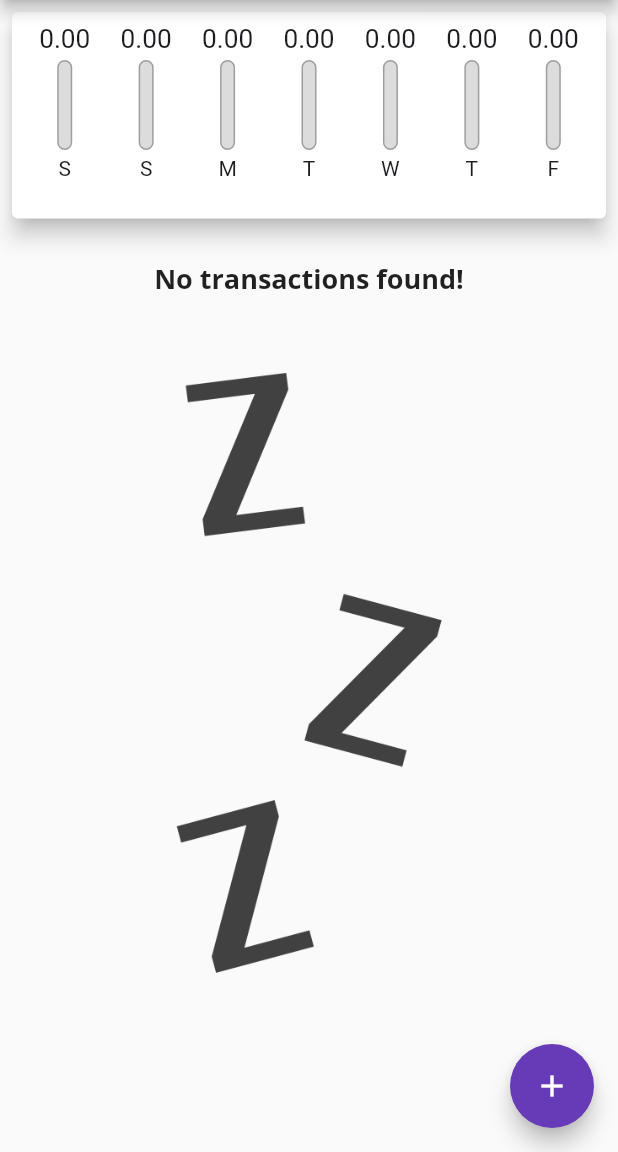
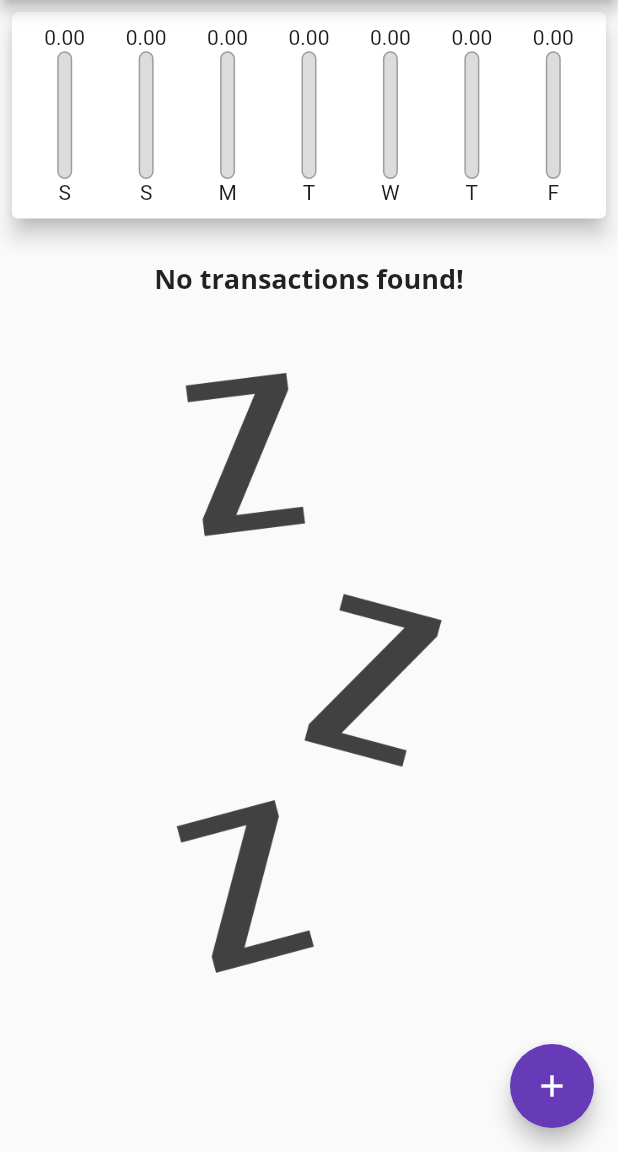
Before and after one commit to dilersik/personal-expenses-flutter, a Flutter app: the screen it shows after launch, on a phone screen of 412 x 824 dp, the part 84-1236 px from its top. Run offline on Flutter 3.47's test engine with Material 3 defaults, Android fonts, the phone set to English and light mode, and no system bars.

Commit message:
142. Usando LayoutBuilder

```diff
--- a/lib/components/chart_bar.dart
+++ b/lib/components/chart_bar.dart
@@ -14,28 +14,28 @@ class ChartBar extends StatelessWidget {
 
   @override
   Widget build(BuildContext context) {
+    return LayoutBuilder(
+      builder: (BuildContext context, BoxConstraints constraints) {
         return Column(
+          mainAxisAlignment: MainAxisAlignment.spaceBetween, // Ensures proper spacing
           children: [
             SizedBox(
-          height: 20,
-          child: FittedBox(
-            child: Text(value.toStringAsFixed(2)),
+              height: constraints.maxHeight * 0.15,
+              child: Align(
+                alignment: Alignment.center,
+                child: Text(value.toStringAsFixed(2), textAlign: TextAlign.center),
               ),
             ),
-        SizedBox(height: 4),
             SizedBox(
-          height: 60,
+              height: constraints.maxHeight * 0.7,
               width: 10,
               child: Stack(
                 alignment: Alignment.bottomCenter,
                 children: [
                   Container(
                     decoration: BoxDecoration(
-                  border: Border.all(
-                    color: Colors.grey,
-                    width: 1,
-                  ),
-                  color: Color.fromRGBO(220, 220, 220, 1),
+                      border: Border.all(color: Colors.grey, width: 1),
+                      color: const Color.fromRGBO(220, 220, 220, 1),
                       borderRadius: BorderRadius.circular(5),
                     ),
                   ),
@@ -51,9 +51,16 @@ class ChartBar extends StatelessWidget {
                 ],
               ),
             ),
-        SizedBox(height: 4),
-        Text(label),
+            SizedBox(
+              height: constraints.maxHeight * 0.15,
+              child: Align(
+                alignment: Alignment.center,
+                child: Text(label, textAlign: TextAlign.center),
+              ),
+            ),
           ],
+        );
+      },
     );
   }
 }
```
Lines whose indentation alone changed are shown as unchanged.
